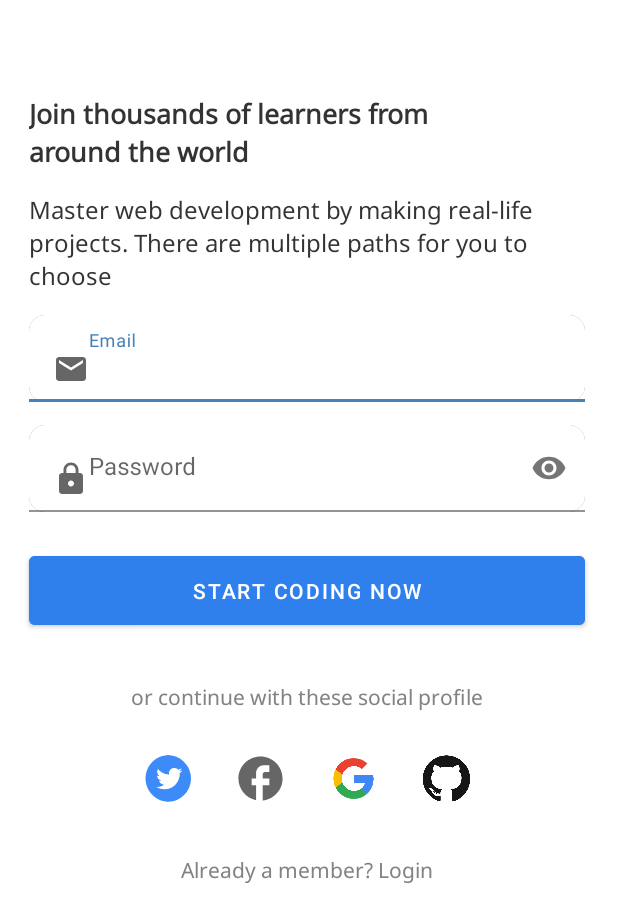
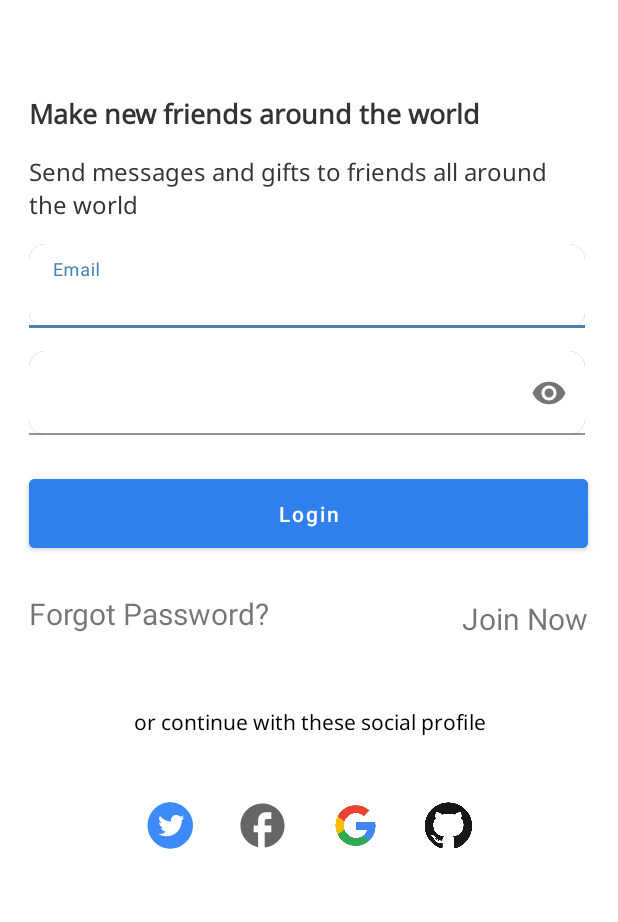
Before and after one commit to sirqoharastus/Mingler-App, an Android app: the screen it shows after launch (AuthenticationActivity), on a phone screen of 412 x 824 dp. Shown: the top 922 px of the screen. Run offline under Robolectric (Android 15) with nearby library versions, the phone set to English and light mode, and no system bars; our stand-ins replace CircleImageView.

Commit message:
Login page

```diff
--- a/app/src/main/res/layout/fragment_login.xml
+++ b/app/src/main/res/layout/fragment_login.xml
@@ -4,7 +4,8 @@
     xmlns:tools="http://schemas.android.com/tools"
     android:layout_width="match_parent"
     android:layout_height="match_parent"
-    tools:context=".ui.fragments.LoginFragment">
+    tools:context=".ui.fragments.LoginFragment"
+    >
 
     <TextView
         android:id="@+id/join_thousands_textview"
@@ -16,7 +17,7 @@
         android:layout_marginStart="19dp"
         android:layout_marginEnd="38dp"
         android:fontFamily="@font/noto_sans"
-        android:text="Join thousands of learners from around the world "
+        android:text="Make new friends around the world"
         android:textColor="@color/text_color_black"
         android:textFontWeight="600"
         android:textSize="18sp"
@@ -28,7 +29,7 @@
         android:id="@+id/master_web_development_textview"
         android:layout_width="0dp"
         android:layout_height="wrap_content"
-        android:text="Master web development by making real-life projects. There are multiple paths for you to choose"
+        android:text="Send messages and gifts to friends all around the world"
         android:layout_marginTop="15dp"
         android:fontFamily="@font/noto_sans"
         android:textFontWeight="400"
@@ -51,15 +52,17 @@
         app:layout_constraintTop_toBottomOf="@+id/master_web_development_textview">
 
         <EditText
+            android:layout_gravity="center_horizontal"
             android:id="@+id/email_edittext"
             android:layout_width="match_parent"
             android:layout_height="wrap_content"
             android:background="@drawable/edittext_background"
             android:hint="Email"
+            android:ellipsize="start"
             android:backgroundTint="@color/white"
             android:gravity="clip_horizontal"
             android:inputType="textEmailAddress"
-            android:drawableStart="@drawable/ic_email"/>
+            />
 
     </com.google.android.material.textfield.TextInputLayout>
 
@@ -69,7 +72,7 @@
         android:layout_height="wrap_content"
         android:layout_marginTop="15dp"
         app:passwordToggleEnabled="true"
-        android:gravity="center"
+        android:gravity="center_horizontal"
         android:background="@drawable/edittext_background"
         app:layout_constraintTop_toBottomOf="@+id/email_text_input_layout"
         app:layout_constraintStart_toStartOf="@+id/email_text_input_layout"
@@ -79,12 +82,10 @@
             android:id="@+id/password_edittext"
             android:layout_width="match_parent"
             android:layout_height="wrap_content"
-            android:hint="Password"
             android:backgroundTint="@color/white"
             android:background="@drawable/edittext_background"
             android:inputType="textPassword"
             android:gravity="center_vertical"
-            android:drawableStart="@drawable/ic_lock"
             />
 
 
@@ -94,39 +95,44 @@
         android:id="@+id/start_coding_button"
         android:layout_width="0dp"
         android:layout_height="wrap_content"
-        android:text="Start coding now"
         android:layout_marginTop="23dp"
         android:backgroundTint="@color/button_background"
         android:padding="13dp"
+        android:text="Login"
+        android:textAllCaps="false"
+        app:layout_constraintEnd_toEndOf="@+id/textView7"
         app:layout_constraintStart_toStartOf="@+id/password_text_input_layout"
-        app:layout_constraintTop_toBottomOf="@id/password_text_input_layout"
-        app:layout_constraintEnd_toEndOf="@id/password_text_input_layout"/>
+        app:layout_constraintTop_toBottomOf="@id/password_text_input_layout" />
 
     <TextView
         android:id="@+id/continue_with_these_textview"
         android:layout_width="wrap_content"
         android:layout_height="wrap_content"
+        android:layout_marginTop="100dp"
+        android:fontFamily="@font/noto_sans"
+        android:lineHeight="20dp"
         android:text="or continue with these social profile"
-        android:layout_marginTop="32dp"
-        android:fontFamily="@font/noto_sans"
+        android:textColor="@color/black"
         android:textFontWeight="400"
         android:textSize="14sp"
-        android:lineHeight="20dp"
-        android:textColor="@color/text_color_grey"
-        app:layout_constraintTop_toBottomOf="@+id/start_coding_button"
+        app:layout_constraintEnd_toEndOf="@+id/start_coding_button"
+        app:layout_constraintHorizontal_bias="0.507"
         app:layout_constraintStart_toStartOf="@+id/start_coding_button"
-        app:layout_constraintEnd_toEndOf="@+id/start_coding_button"/>
+        app:layout_constraintTop_toBottomOf="@+id/start_coding_button" />
+
 
     <LinearLayout
         android:id="@+id/social_media_links_layout"
         android:layout_width="wrap_content"
         android:layout_height="wrap_content"
+        android:layout_marginTop="23dp"
         android:orientation="horizontal"
-        android:layout_marginTop="23dp"
+        app:layout_constraintBottom_toBottomOf="parent"
+        app:layout_constraintEnd_toEndOf="@id/continue_with_these_textview"
+        app:layout_constraintHorizontal_bias="0.4"
+        app:layout_constraintStart_toStartOf="@id/continue_with_these_textview"
         app:layout_constraintTop_toBottomOf="@+id/continue_with_these_textview"
-        app:layout_constraintStart_toStartOf="@id/continue_with_these_textview"
-        app:layout_constraintEnd_toEndOf="@id/continue_with_these_textview"
-        >
+        app:layout_constraintVertical_bias="0.056">
 
         <de.hdodenhof.circleimageview.CircleImageView
             android:layout_width="42dp"
@@ -139,18 +145,20 @@
             android:layout_height="42dp"
             android:layout_marginStart="20dp"
             android:padding="3dp"
-            android:src="@drawable/ic_facebook"/>
-        <de.hdodenhof.circleimageview.CircleImageView
-            android:layout_width="42dp"
-            android:layout_height="42dp"
-            android:padding="7dp"
-            android:layout_marginStart="20dp"
-            android:src="@drawable/google_logo"/>
+            android:src="@drawable/ic_facebook" />
+
         <de.hdodenhof.circleimageview.CircleImageView
             android:layout_width="42dp"
             android:layout_height="42dp"
             android:layout_marginStart="20dp"
-            android:src="@drawable/ic_github"/>
+            android:padding="7dp"
+            android:src="@drawable/google_logo" />
+
+        <de.hdodenhof.circleimageview.CircleImageView
+            android:layout_width="42dp"
+            android:layout_height="42dp"
+            android:layout_marginStart="20dp"
+            android:src="@drawable/ic_github" />
 
 
     </LinearLayout>
@@ -158,15 +166,26 @@
     <TextView
         android:layout_width="wrap_content"
         android:layout_height="wrap_content"
-        android:text="Already a member? Login"
-        android:fontFamily="@font/noto_sans"
-        android:textFontWeight="400"
-        android:layout_marginTop="30dp"
-        android:textSize="14sp"
-        android:textColor="@color/text_color_grey"
-        app:layout_constraintTop_toBottomOf="@+id/social_media_links_layout"
-        app:layout_constraintEnd_toEndOf="@+id/social_media_links_layout"
-        app:layout_constraintStart_toStartOf="@id/social_media_links_layout"/>
+        android:layout_marginTop="24dp"
+        android:text="Forgot Password?"
+        android:textSize="20sp"
+        app:layout_constraintEnd_toStartOf="@+id/textView7"
+        app:layout_constraintHorizontal_bias="0.0"
+        app:layout_constraintStart_toStartOf="@+id/start_coding_button"
+        app:layout_constraintTop_toBottomOf="@+id/start_coding_button" />
+
+    <TextView
+        android:id="@+id/textView7"
+        android:layout_width="wrap_content"
+        android:layout_height="wrap_content"
+        android:layout_marginTop="27dp"
+        android:layout_marginEnd="20dp"
+        android:text="Join Now"
+        android:textSize="20sp"
+        app:layout_constraintBottom_toTopOf="@+id/continue_with_these_textview"
+        app:layout_constraintEnd_toEndOf="parent"
+        app:layout_constraintTop_toBottomOf="@+id/start_coding_button"
+        app:layout_constraintVertical_bias="0.0" />
 
 
 </androidx.constraintlayout.widget.ConstraintLayout>
```
